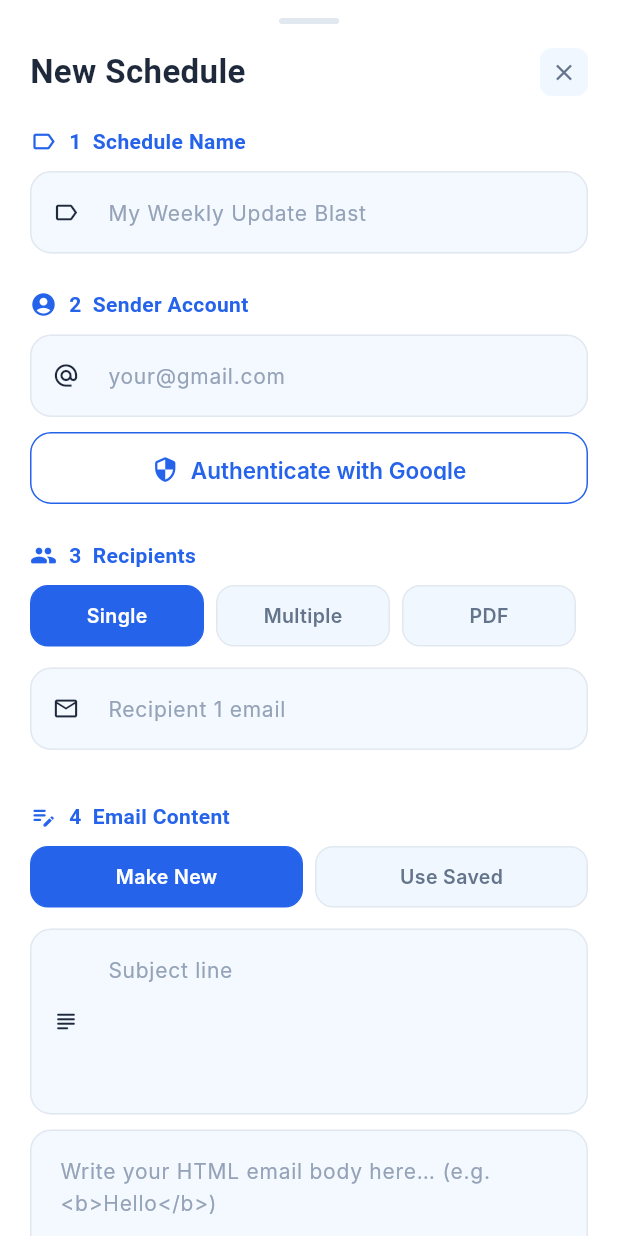
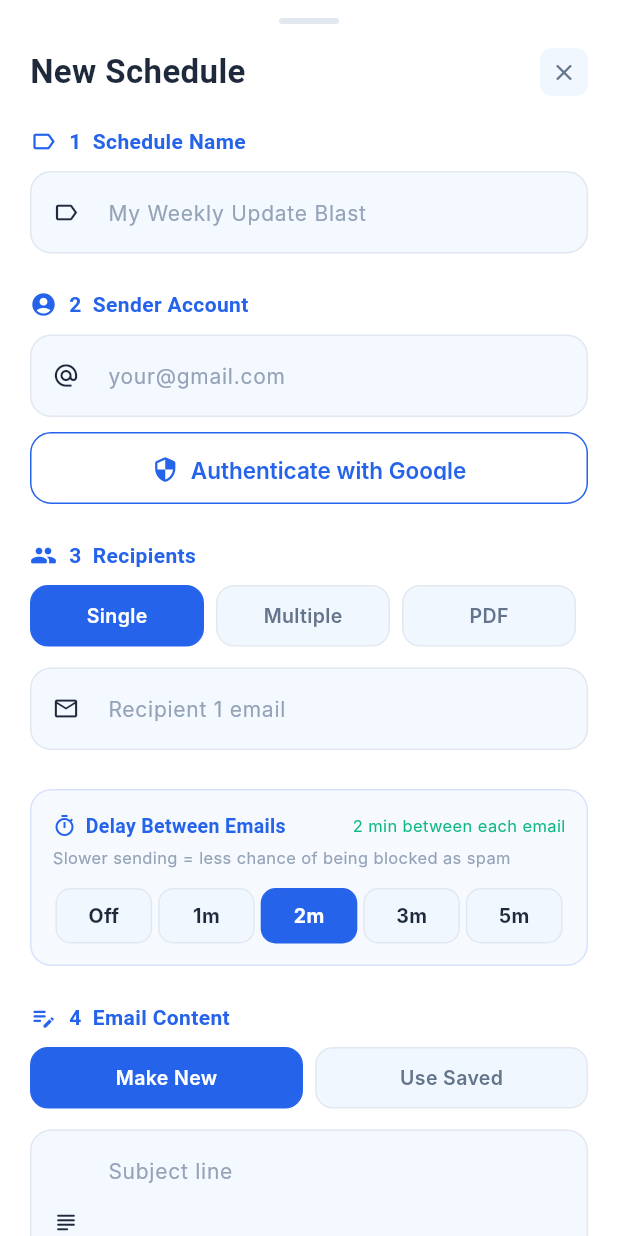
Before and after one commit to HelloWorld-Farhan/MailFlow-Flutter, a Flutter app: the _ScheduleModal widget shown alone on an empty page, opened directly, on a phone screen of 412 x 824 dp. Run offline on Flutter 3.47's test engine with Material 3 defaults, Android fonts, the phone set to English and light mode, and no system bars; drawn by our look-alikes of flutter_animate; our stand-ins replace file_picker, google_sign_in, permission_handler, shared_preferences; missing offline and left inert: android_alarm_manager_plus, syncfusion_flutter_pdf; accounts and stored records are empty; Roboto replaces fonts that are missing (Inter, Outfit).

Commit message:
Add delay between emails anti-spam feature: 0/1/2/3/5 min picker, default 2min, applied in all send methods

```diff
--- a/lib/models/scheduled_email.dart
+++ b/lib/models/scheduled_email.dart
@@ -29,6 +29,10 @@ class ScheduledEmail {
   /// ID of the PDF schedule this one waits for (Queue After mode)
   final String? queuedAfter;
 
+  /// Delay in minutes between each individual email send (anti-spam)
+  /// 0 = no delay (send immediately), 1-5 = wait X minutes between each email
+  final int delayMinutes;
+
   ScheduledEmail({
     required this.id,
     required this.senderEmail,
@@ -49,6 +53,7 @@ class ScheduledEmail {
     Map<String, int>? mergeContributions,
     Map<String, String>? mergeSourceNames,
     this.queuedAfter,
+    this.delayMinutes = 0,
   })  : recipientStatuses = recipientStatuses ?? {},
         mergedSourceIds = mergedSourceIds ?? [],
         mergeContributions = mergeContributions ?? {},
@@ -75,6 +80,7 @@ class ScheduledEmail {
     Map<String, String>? mergeSourceNames,
     String? queuedAfter,
     bool clearQueuedAfter = false,
+    int? delayMinutes,
   }) {
     return ScheduledEmail(
       id: id ?? this.id,
@@ -96,6 +102,7 @@ class ScheduledEmail {
       mergeContributions: mergeContributions ?? this.mergeContributions,
       mergeSourceNames: mergeSourceNames ?? this.mergeSourceNames,
       queuedAfter: clearQueuedAfter ? null : (queuedAfter ?? this.queuedAfter),
+      delayMinutes: delayMinutes ?? this.delayMinutes,
     );
   }
 
@@ -120,6 +127,7 @@ class ScheduledEmail {
       'mergeContributions': mergeContributions,
       'mergeSourceNames': mergeSourceNames,
       'queuedAfter': queuedAfter,
+      'delayMinutes': delayMinutes,
     };
   }
 
@@ -156,6 +164,7 @@ class ScheduledEmail {
           ? Map<String, String>.from(map['mergeSourceNames'])
           : {},
       queuedAfter: map['queuedAfter'],
+      delayMinutes: map['delayMinutes'] ?? 0,
     );
   }
 
--- a/lib/screens/dashboard_screen.dart
+++ b/lib/screens/dashboard_screen.dart
@@ -962,6 +962,7 @@ class _ScheduleModalState extends State<_ScheduleModal> {
   final _dateController = TextEditingController();
   final _timeController = TextEditingController();
   bool _isAm = true;
+  int _delayMinutes = 2; // Default 2 min between emails (anti-spam)
   String? _senderMsg; bool _isSenderErr = false;
   String? _recipientMsg; bool _isRecipientErr = false;
   String? _dateMsg; bool _isDateErr = false;
@@ -1002,6 +1003,7 @@ class _ScheduleModalState extends State<_ScheduleModal> {
         _pdfEmails = e.recipients;
         _dailyLimitController.text = e.dailyLimit > 0 ? e.dailyLimit.toString() : '40';
       }
+      _delayMinutes = e.delayMinutes;
       _scheduleNameController.text = e.scheduleName ?? '';
     } else {
       _sendType = 'Single';
@@ -1313,6 +1315,7 @@ class _ScheduleModalState extends State<_ScheduleModal> {
       dailyLimit: dailyLimit,
       sentCount: widget.editEmail?.sentCount ?? 0,
       lastSentDate: widget.editEmail?.lastSentDate,
+      delayMinutes: _delayMinutes,
     );
 
     // ── PDF Conflict check for future dates ────────────────────────────
@@ -2038,6 +2041,73 @@ class _ScheduleModalState extends State<_ScheduleModal> {
                     ),
                     _buildFieldMsg(_dailyLimitMsg, _isDailyLimitErr),
                   ],
+                  // ── Delay Between Emails (Anti-Spam) ──────────────────
+                  const SizedBox(height: 16),
+                  Container(
+                    padding: const EdgeInsets.all(14),
+                    decoration: BoxDecoration(
+                      color: AppTheme.primaryBlue.withOpacity(0.04),
+                      borderRadius: BorderRadius.circular(14),
+                      border: Border.all(color: AppTheme.primaryBlue.withOpacity(0.15)),
+                    ),
+                    child: Column(
+                      crossAxisAlignment: CrossAxisAlignment.start,
+                      children: [
+                        Row(
+                          children: [
+                            const Icon(Icons.timer_outlined, size: 16, color: AppTheme.primaryBlue),
+                            const SizedBox(width: 6),
+                            const Text(
+                              'Delay Between Emails',
+                              style: TextStyle(fontFamily: 'Outfit', fontSize: 13, fontWeight: FontWeight.w700, color: AppTheme.primaryBlue),
+                            ),
+                            const Spacer(),
+                            Text(
+                              _delayMinutes == 0 ? 'No delay (fastest)' : '$_delayMinutes min between each email',
+                              style: TextStyle(fontFamily: 'Inter', fontSize: 11, color: _delayMinutes >= 2 ? AppTheme.successGreen : AppTheme.warningAmber),
+                            ),
+                          ],
+                        ),
+                        const SizedBox(height: 4),
+                        const Text(
+                          'Slower sending = less chance of being blocked as spam',
+                          style: TextStyle(fontFamily: 'Inter', fontSize: 11, color: AppTheme.textLight),
+                        ),
+                        const SizedBox(height: 12),
+                        Row(
+                          children: [0, 1, 2, 3, 5].map((min) {
+                            final selected = _delayMinutes == min;
+                            return Expanded(
+                              child: GestureDetector(
+                                onTap: () => setState(() => _delayMinutes = min),
+                                child: AnimatedContainer(
+                                  duration: const Duration(milliseconds: 200),
+                                  margin: const EdgeInsets.symmetric(horizontal: 2),
+                                  padding: const EdgeInsets.symmetric(vertical: 8),
+                                  decoration: BoxDecoration(
+                                    color: selected ? AppTheme.primaryBlue : AppTheme.bgSurface,
+                                    borderRadius: BorderRadius.circular(10),
+                                    border: Border.all(color: selected ? AppTheme.primaryBlue : AppTheme.divider),
+                                  ),
+                                  child: Column(
+                                    children: [
+                                      Text(
+                                        min == 0 ? 'Off' : '${min}m',
+                                        style: TextStyle(
+                                          fontFamily: 'Inter', fontSize: 13, fontWeight: FontWeight.w700,
+                                          color: selected ? Colors.white : AppTheme.textDark,
+                                        ),
+                                      ),
+                                    ],
+                                  ),
+                                ),
+                              ),
+                            );
+                          }).toList(),
+                        ),
+                      ],
+                    ),
+                  ),
                   const SizedBox(height: 24),
 
                   // ── Section 4: Email content ───────────────────────
--- a/lib/services/dispatcher.dart
+++ b/lib/services/dispatcher.dart
@@ -295,6 +295,10 @@ class BackgroundDispatcher {
       } else {
         statuses[recipient] = 'failed ($result)';
       }
+      // Anti-spam delay between each email (if user configured it)
+      if (email.delayMinutes > 0 && i < total - 1) {
+        await Future.delayed(Duration(minutes: email.delayMinutes));
+      }
     }
     final allSent = statuses.values.every((s) => s == 'sent');
     await StorageService.updateEmail(email.copyWith(
@@ -334,6 +338,10 @@ class BackgroundDispatcher {
         statuses[recipient] = 'sent';
       } else {
         statuses[recipient] = 'failed ($result)';
+      }
+      // Anti-spam delay between each email
+      if (email.delayMinutes > 0 && i < endIdx - 1) {
+        await Future.delayed(Duration(minutes: email.delayMinutes));
       }
     }
     final latestList = await StorageService.getEmails();
@@ -396,6 +404,10 @@ class BackgroundDispatcher {
       } else {
         statuses[recipient] = 'failed';
       }
+      // Anti-spam delay between each email
+      if (email.delayMinutes > 0 && i < endIdx - 1) {
+        await Future.delayed(Duration(minutes: email.delayMinutes));
+      }
     }
     final latestList = await StorageService.getEmails();
     final cur = latestList.firstWhere((e) => e.id == email.id, orElse: () => email);
```
